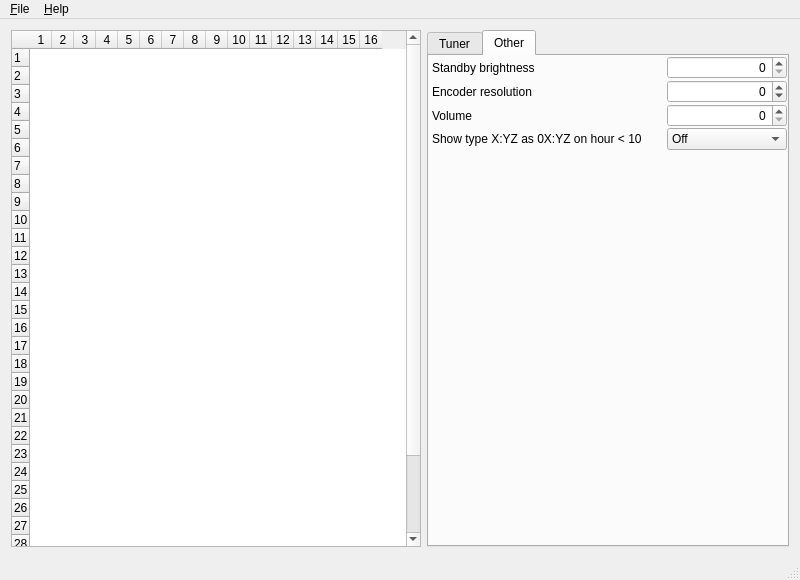
Old version of the form editor/mainwindow.ui in the repository WiseLord/fm7segm.
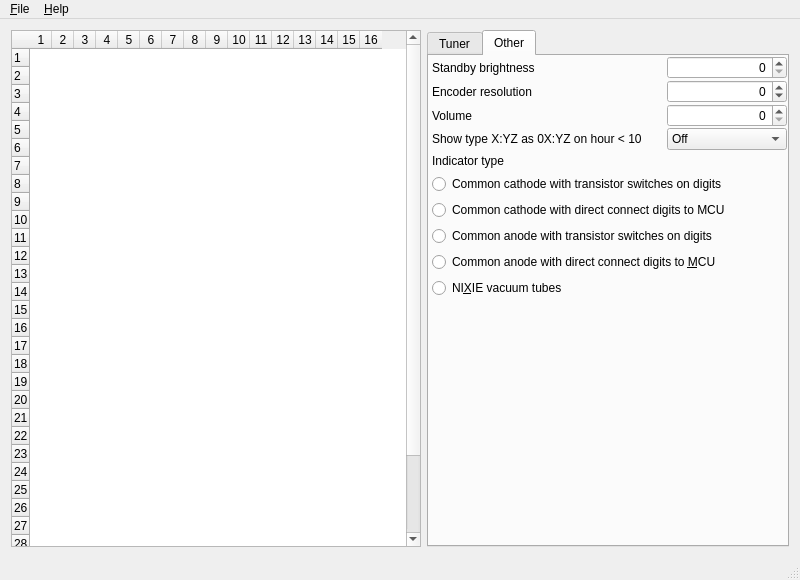
New version of the form. The open tabs and pages were chosen to show the change.

Commit message: Load indicator type from EEPROM instead of using several firmwares

Patch:
```diff
--- a/editor/mainwindow.ui
+++ b/editor/mainwindow.ui
@@ -865,6 +865,69 @@
           </layout>
          </widget>
         </item>
+        <item>
+         <widget class="QWidget" name="wgtIndType" native="true">
+          <layout class="QVBoxLayout" name="verticalLayout_5">
+           <property name="spacing">
+            <number>-1</number>
+           </property>
+           <property name="leftMargin">
+            <number>3</number>
+           </property>
+           <property name="topMargin">
+            <number>3</number>
+           </property>
+           <property name="rightMargin">
+            <number>6</number>
+           </property>
+           <property name="bottomMargin">
+            <number>6</number>
+           </property>
+           <item>
+            <widget class="QLabel" name="lblIndType">
+             <property name="text">
+              <string>Indicator type</string>
+             </property>
+            </widget>
+           </item>
+           <item>
+            <widget class="QRadioButton" name="rbIndTypeCCTR">
+             <property name="text">
+              <string>Common cathode with transistor switches on digits</string>
+             </property>
+            </widget>
+           </item>
+           <item>
+            <widget class="QRadioButton" name="rbIndTypeCCNO">
+             <property name="text">
+              <string>Common cathode with direct connect digits to MCU</string>
+             </property>
+            </widget>
+           </item>
+           <item>
+            <widget class="QRadioButton" name="rbIndTypeCATR">
+             <property name="text">
+              <string>Common anode with transistor switches on digits</string>
+             </property>
+            </widget>
+           </item>
+           <item>
+            <widget class="QRadioButton" name="rbIndTypeCANO">
+             <property name="text">
+              <string>Common anode with direct connect digits to &amp;MCU</string>
+             </property>
+            </widget>
+           </item>
+           <item>
+            <widget class="QRadioButton" name="rbIndTypeNIXIE">
+             <property name="text">
+              <string>NI&amp;XIE vacuum tubes</string>
+             </property>
+            </widget>
+           </item>
+          </layout>
+         </widget>
+        </item>
         <item>
          <spacer name="vspOther">
           <property name="orientation">
```
Left out of the diff: 81 changed lines with no effect on the pictures. The commit also changes 20 other files.
